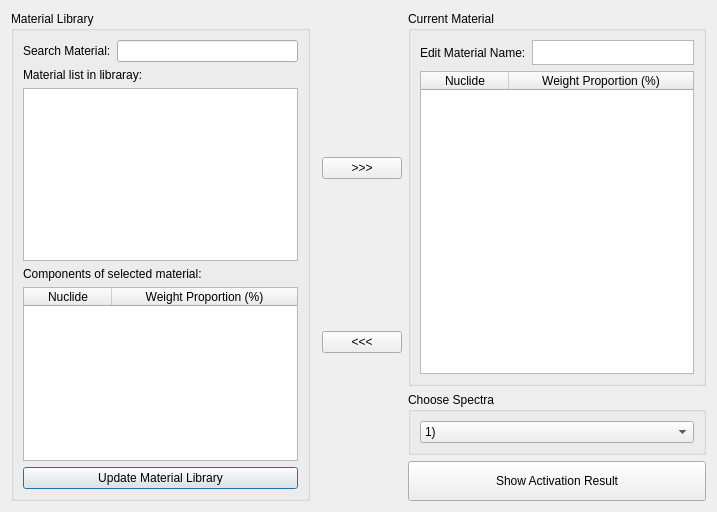
This is iterui/ui/InputDlg.ui in theysp/FDSNMH_GUI as Qt 5 draws it before an edit. The edited form follows.
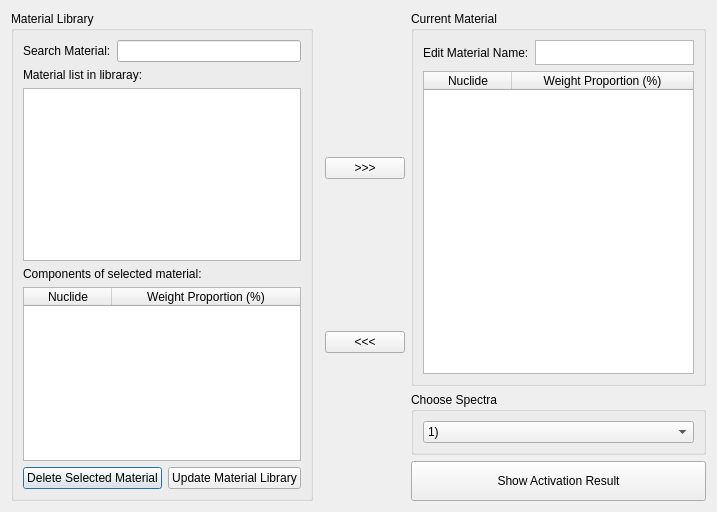
This is the edited form. Custom widgets are drawn as their Qt base class.

Commit message: Add delete function to the main gui

Diff of the .ui file:
```diff
--- a/iterui/ui/InputDlg.ui
+++ b/iterui/ui/InputDlg.ui
@@ -113,11 +113,25 @@
            </widget>
           </item>
           <item>
+           <layout class="QHBoxLayout" name="horizontalLayout_5">
+            <property name="topMargin">
+             <number>0</number>
+            </property>
+            <item>
+             <widget class="QPushButton" name="pushButtonDeleteMatFromLib">
+              <property name="text">
+               <string>Delete Selected Material</string>
+              </property>
+             </widget>
+            </item>
+            <item>
            <widget class="QPushButton" name="pushButtonUpdateMaterialLib">
             <property name="text">
              <string>Update Material Library</string>
             </property>
            </widget>
+            </item>
+           </layout>
           </item>
          </layout>
         </widget>
```
Lines whose indentation alone changed are shown as unchanged. The commit also changes 6 other files.
